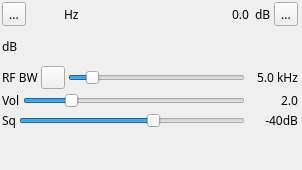
f4exb/sdrangel, file plugins/channelrx/demodam/amdemodgui.ui: the form before one commit.
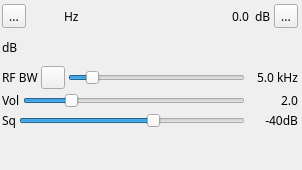
The form after the commit. Icons and pictures are not drawn. Custom widgets are drawn as their Qt base class.

```diff
--- a/plugins/channelrx/demodam/amdemodgui.ui
+++ b/plugins/channelrx/demodam/amdemodgui.ui
@@ -70,6 +70,9 @@
     </property>
     <item>
      <layout class="QHBoxLayout" name="deltaFreqPowLayout">
+      <property name="topMargin">
+       <number>2</number>
+      </property>
       <item>
        <layout class="QHBoxLayout" name="deltaFrequencyLayout">
         <item>
@@ -107,7 +110,7 @@
           </property>
           <property name="font">
            <font>
-            <family>Monospace</family>
+            <family>DejaVu Sans Mono</family>
             <pointsize>12</pointsize>
            </font>
           </property>
```
Left out of the diff: 2 changed lines with no effect on the pictures.
